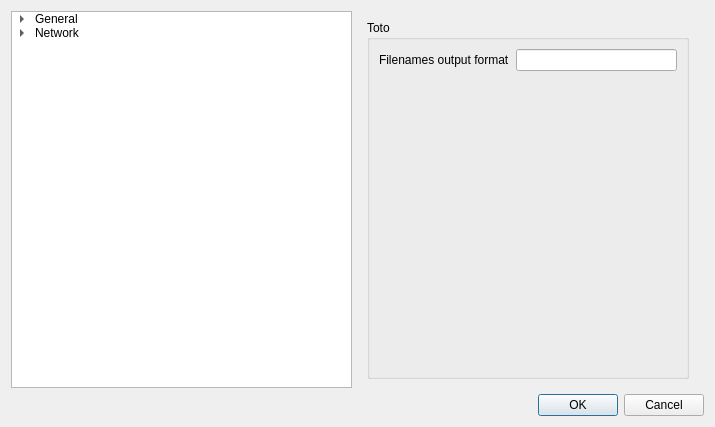
This is uis/settingsdialog.ui in alorence/tym as Qt 5 draws it before an edit. The edited form follows.
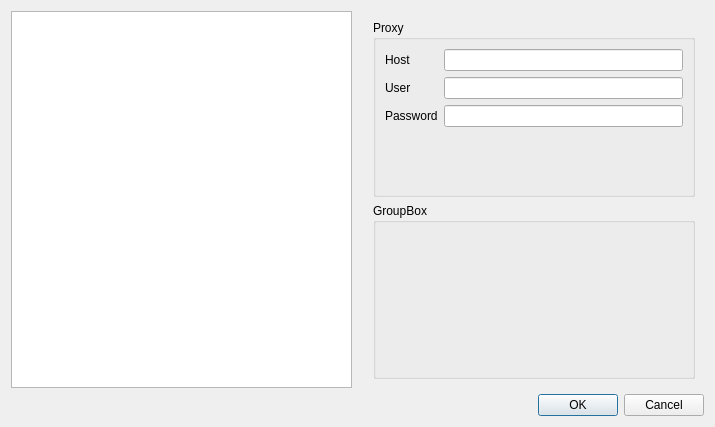
This is the edited form. The open tabs and pages were chosen to show the change.

```diff
--- a/uis/settingsdialog.ui
+++ b/uis/settingsdialog.ui
@@ -39,57 +39,110 @@
        <string>1</string>
       </property>
      </column>
-     <item>
-      <property name="text">
-       <string>General</string>
-      </property>
-      <item>
-       <property name="text">
-        <string>Text formatting</string>
-       </property>
-      </item>
-     </item>
-     <item>
-      <property name="text">
-       <string>Network</string>
-      </property>
-      <item>
-       <property name="text">
-        <string>Beatport</string>
-       </property>
-      </item>
-     </item>
     </widget>
    </item>
-   <item row="0" column="1">
+   <item row="0" column="2">
     <widget class="QStackedWidget" name="content">
      <property name="currentIndex">
       <number>0</number>
      </property>
      <widget class="QWidget" name="general">
-      <layout class="QGridLayout" name="gridLayout_2">
-       <item row="0" column="0">
-        <widget class="QGroupBox" name="groupBox">
+      <layout class="QFormLayout" name="formLayout_3">
+       <property name="fieldGrowthPolicy">
+        <enum>QFormLayout::AllNonFixedFieldsGrow</enum>
+       </property>
+      </layout>
+     </widget>
+     <widget class="QWidget" name="textIn">
+      <widget class="QGroupBox" name="groupBox">
+       <property name="geometry">
+        <rect>
+         <x>110</x>
+         <y>180</y>
+         <width>120</width>
+         <height>80</height>
+        </rect>
+       </property>
+       <property name="title">
+        <string>GroupBox</string>
+       </property>
+      </widget>
+     </widget>
+     <widget class="QWidget" name="textOut"/>
+     <widget class="QWidget" name="network">
+      <layout class="QVBoxLayout" name="verticalLayout">
+       <item>
+        <widget class="QGroupBox" name="proxyGroup">
          <property name="title">
-          <string>Toto</string>
+          <string>Proxy</string>
          </property>
-         <layout class="QFormLayout" name="formLayout_2">
+         <layout class="QFormLayout" name="formLayout">
+          <property name="fieldGrowthPolicy">
+           <enum>QFormLayout::AllNonFixedFieldsGrow</enum>
+          </property>
           <item row="0" column="0">
-           <widget class="QLabel" name="label">
+           <widget class="QLabel" name="hostLabel">
             <property name="text">
-             <string>Filenames output format</string>
+             <string>Host</string>
             </property>
            </widget>
           </item>
           <item row="0" column="1">
-           <widget class="QLineEdit" name="lineEdit"/>
+           <widget class="QLineEdit" name="proxyHost"/>
+          </item>
+          <item row="1" column="0">
+           <widget class="QLabel" name="userLabel">
+            <property name="text">
+             <string>User</string>
+            </property>
+           </widget>
+          </item>
+          <item row="1" column="1">
+           <widget class="QLineEdit" name="proxyUser"/>
+          </item>
+          <item row="2" column="0">
+           <widget class="QLabel" name="passwordLabel">
+            <property name="text">
+             <string>Password</string>
+            </property>
+           </widget>
+          </item>
+          <item row="2" column="1">
+           <widget class="QLineEdit" name="proxyPwd">
+            <property name="echoMode">
+             <enum>QLineEdit::Password</enum>
+            </property>
+           </widget>
           </item>
          </layout>
         </widget>
        </item>
+       <item>
+        <widget class="QGroupBox" name="groupBox_2">
+         <property name="title">
+          <string>GroupBox</string>
+         </property>
+        </widget>
+       </item>
       </layout>
      </widget>
-     <widget class="QWidget" name="textFormatting"/>
+     <widget class="QWidget" name="beatport">
+      <layout class="QFormLayout" name="formLayout_2">
+       <property name="fieldGrowthPolicy">
+        <enum>QFormLayout::AllNonFixedFieldsGrow</enum>
+       </property>
+       <item row="0" column="0">
+        <widget class="QLabel" name="apiHostLabel">
+         <property name="text">
+          <string>Api host</string>
+         </property>
+        </widget>
+       </item>
+       <item row="0" column="1">
+        <widget class="QLineEdit" name="apiHost"/>
+       </item>
+      </layout>
+     </widget>
     </widget>
    </item>
    <item row="1" column="1" colspan="2">
```
Left out of the diff: 2 changed lines with no effect on the pictures.
